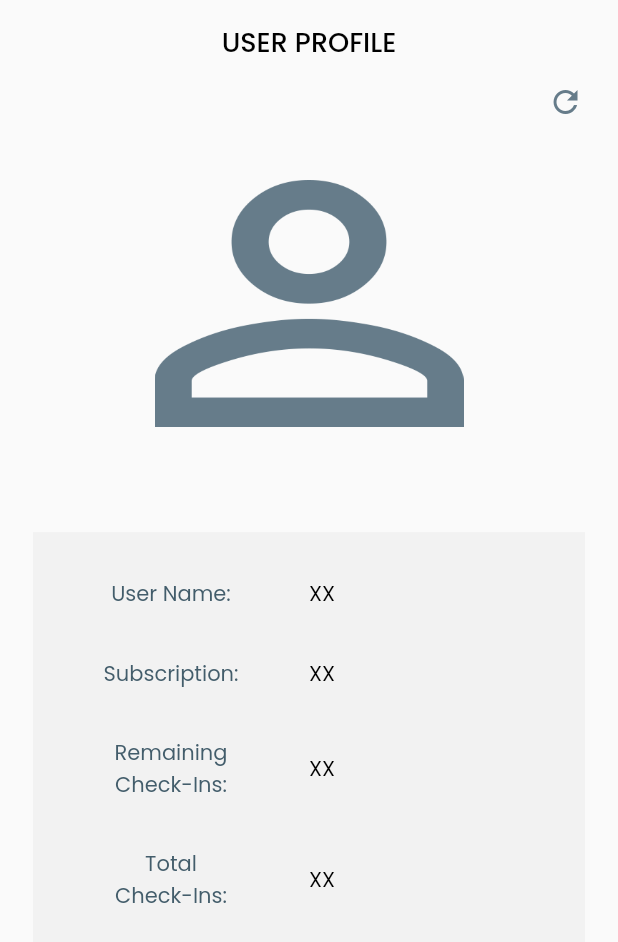
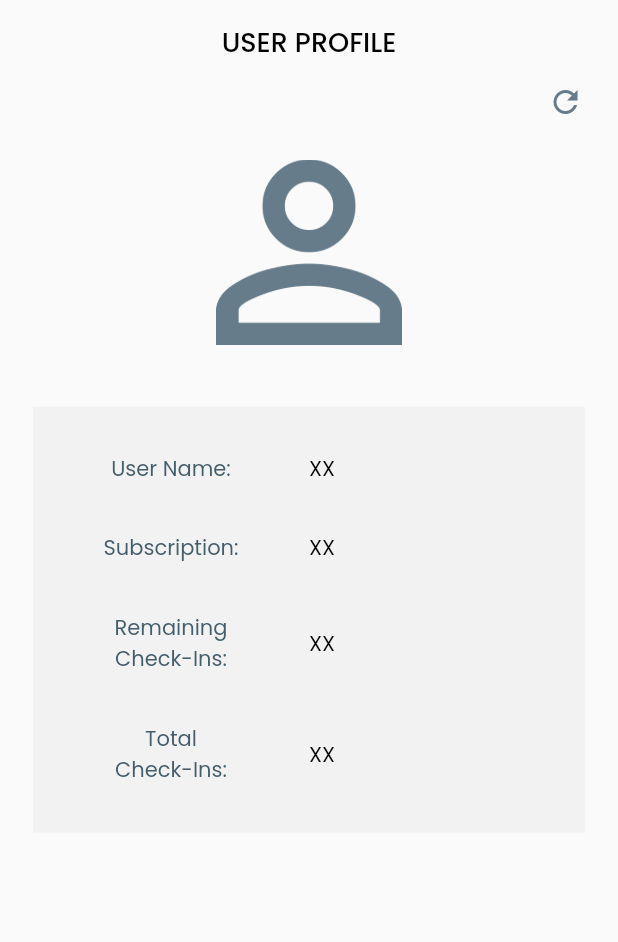
Before and after one commit to rhythmbhandari/gym_app, a Flutter app: the ProfileView screen opened by its route, on a phone screen of 412 x 824 dp. Shown: the top 942 px of the screen. Run offline on Flutter 3.47's test engine with Material 2 defaults, Android fonts, the phone set to English and light mode, and no system bars; our stand-ins replace dio, get, shared_preferences; missing offline and left inert: flutter_barcode_scanner, flutter_web_browser, khalti_flutter, mobile_scanner; accounts and stored records are empty.

```diff
--- a/lib/app/data/repositories/auth_repository.dart
+++ b/lib/app/data/repositories/auth_repository.dart
@@ -8,10 +8,11 @@ import 'session_repository.dart';
 
 class AuthRepository {
   static Future<bool> verifyLogin(String email, String password) async {
-    const url = '$baseUrl/accounts/auth/jwt/create/';
+    const url = '$baseUrl/accounts/auth/customer/jwt/create/';
     final body = jsonEncode({'email': email, 'password': password});
     try {
       final response = await NetworkHelper().postRequest(url, data: body);
+      print("Status code is ${response}");
       print("Status code is ${response.statusCode}");
       if (response.statusCode == 200) {
         final token = response.data['access'];
@@ -31,7 +32,7 @@ class AuthRepository {
   }
 
   static Future<bool> verifyGymLogin(String email, String password) async {
-    const url = '$baseUrl/accounts/auth/jwt/create/';
+    const url = '$baseUrl/accounts/auth/gym/jwt/create/';
     final body = jsonEncode({'email': email, 'password': password});
     try {
       final response = await NetworkHelper().postRequest(url, data: body);
--- a/lib/app/modules/profile/views/profile_view.dart
+++ b/lib/app/modules/profile/views/profile_view.dart
@@ -26,7 +26,8 @@ class ProfileView extends GetView<ProfileController> {
         automaticallyImplyLeading: false,
       ),
       body: SafeArea(
-        child: Obx(() => !controller.refreshValue.value
+        child: Obx(() =>
+        !controller.refreshValue.value
             ? Column(
           children: [
             Row(
@@ -48,20 +49,23 @@ class ProfileView extends GetView<ProfileController> {
               ],
             ),
             SizedBox(
-                    height: 40,
+              height: Get.height * 0.032,
             ),
             Center(
               child: Image.asset(
                 'assets/profile.png',
-                      height: Get.width * 0.4,
-                      width: Get.width * 0.5,
+                height: Get.width * 0.3,
+                width: Get.width * 0.3,
                 fit: BoxFit.fill,
               ),
             ),
             SizedBox(
-                    height: 70,
+              height: Get.height * 0.05,
             ),
-                  Container(
+            Expanded(
+              child: SingleChildScrollView(
+                physics: AlwaysScrollableScrollPhysics(),
+                child: Container(
                   margin: EdgeInsets.symmetric(horizontal: 22),
                   padding: EdgeInsets.symmetric(vertical: 31),
                   decoration: BoxDecoration(
@@ -83,7 +87,8 @@ class ProfileView extends GetView<ProfileController> {
                             ),
                           ),
                           Expanded(
-                              child: Obx(() => Text(
+                            child: Obx(() =>
+                                Text(
                                   controller.name.value == null
                                       ? 'XX'
                                       : controller.name.value == ''
@@ -115,11 +120,11 @@ class ProfileView extends GetView<ProfileController> {
                             ),
                           ),
                           Expanded(
-                              child: Obx(() => Text(
-                                    controller.subscription.value == null
-                                        ? 'XX'
-                                        : controller.subscription.value == ''
-                                            ? 'XX'
+                            child: Obx(() =>
+                                Text(
+                                  controller.subscription.value == null ||
+                                      controller.subscription.value == "null" ||
+                                      controller.subscription.value == "" ? "XX"
                                       : controller.subscription.value,
                                   style: Get.textTheme.headline5.copyWith(
                                       color: Color(0xff000000),
@@ -147,7 +152,8 @@ class ProfileView extends GetView<ProfileController> {
                             ),
                           ),
                           Expanded(
-                              child: Obx(() => Text(
+                            child: Obx(() =>
+                                Text(
                                   controller.remainingCheckIns.value == null
                                       ? 'XX'
                                       : controller.remainingCheckIns.value ==
@@ -180,7 +186,8 @@ class ProfileView extends GetView<ProfileController> {
                                     fontSize: 14),
                               )),
                           Expanded(
-                              child: Obx(() => Text(
+                            child: Obx(() =>
+                                Text(
                                   controller.totalCheckIns.value == null
                                       ? 'XX'
                                       : controller.totalCheckIns.value == ''
@@ -198,6 +205,11 @@ class ProfileView extends GetView<ProfileController> {
                     ],
                   ),
                 ),
+              ),
+            ),
+            SizedBox(
+              height: Get.height * 0.01,
+            ),
           ],
         )
             : Center(
@@ -211,8 +223,8 @@ class ProfileView extends GetView<ProfileController> {
                 width: 75,
                 child: CircularProgressIndicator(
                     strokeWidth: 8,
-                          valueColor: AlwaysStoppedAnimation<Color>(
-                              primaryColor)),
+                    valueColor:
+                    AlwaysStoppedAnimation<Color>(primaryColor)),
               ),
             ),
           ),
```
Also changed, not shown: lib/app/config/constants.dart (+6 -1 lines), lib/app/data/network/network_helper.dart (+31 -0 lines), lib/app/data/request/dashboard_request.dart (+41 -13 lines), lib/app/modules/check_in/controllers/check_in_controller.dart (+21 -7 lines), lib/app/modules/check_in/views/check_in_view.dart (+40 -13 lines), lib/app/modules/subscription/views/subscription_details.dart (+39 -7 lines). Lines whose indentation alone changed are shown as unchanged.
